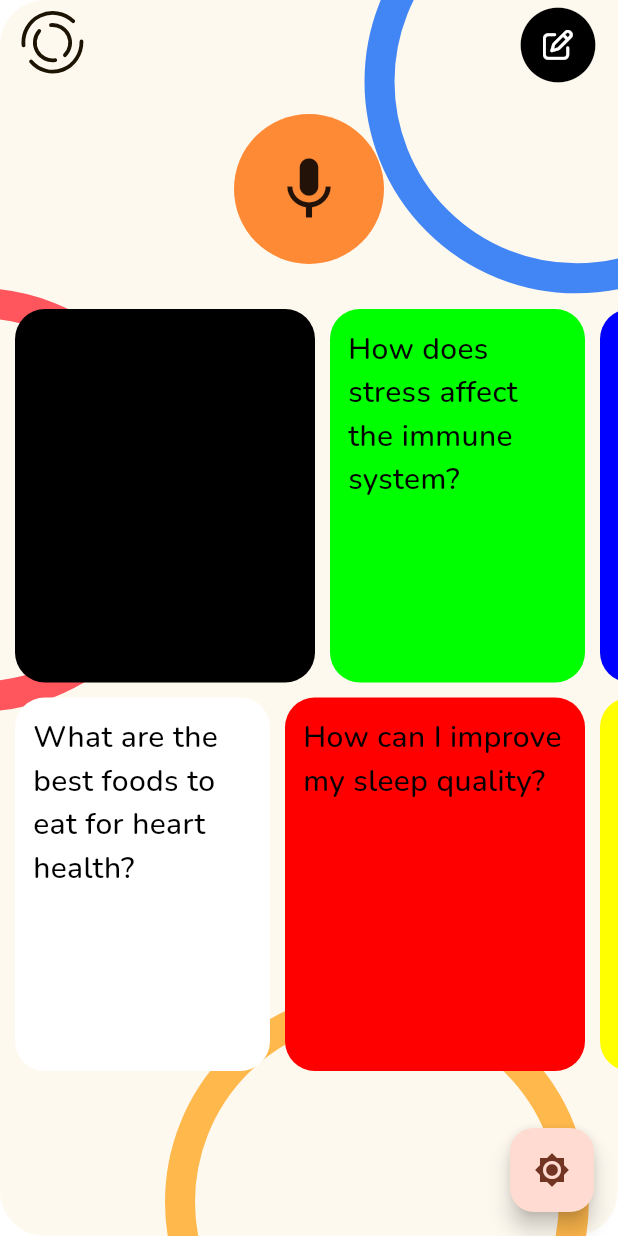
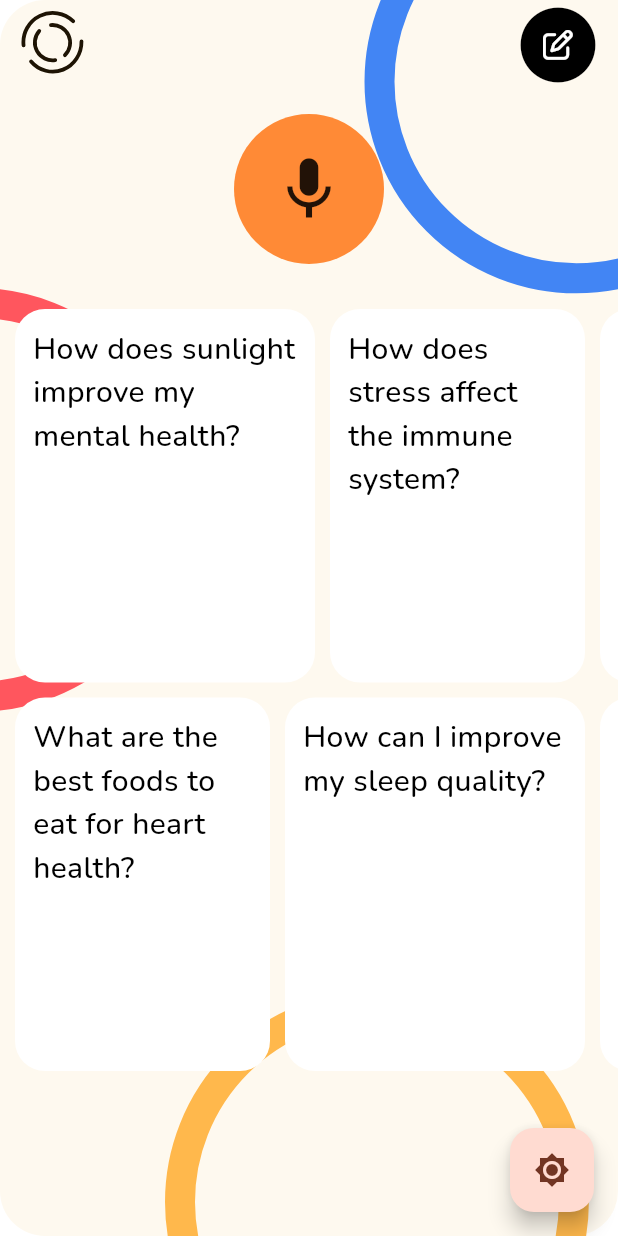
Before and after one commit to KhromeM/meddy, a Flutter app: the screen it shows once a user with an empty profile is signed in, after a tap on the "brightness 3" icon, on a phone screen of 412 x 824 dp. Run offline on Flutter 3.47's test engine with Material 3 defaults, Android fonts, the phone set to English and light mode, and no system bars; our stand-ins replace firebase_auth, firebase_core, flutter_markdown, flutter_riverpod, flutter_svg, font_awesome_flutter and 5 more; missing offline and left inert: jumping_dot, record; accounts and stored records are empty; network calls fail.

Commit message:
high contrast

```diff
--- a/mobile/lib/widgets/boxes.dart
+++ b/mobile/lib/widgets/boxes.dart
@@ -18,12 +18,12 @@ class Boxes extends StatelessWidget {
   ];
 
   static const List<Color> highContrastColors = [
-    Color(0xFF000000), // Black
     Color(0xFFFFFFFF), // White
-    Color(0xFFFF0000), // Red
-    Color(0xFF00FF00), // Green
-    Color(0xFF0000FF), // Blue
-    Color(0xFFFFFF00), // Yellow
+    Color(0xFFFFFFFF), // White
+    Color(0xFFFFFFFF), // White
+    Color(0xFFFFFFFF), // White
+    Color(0xFFFFFFFF), // White
+    Color(0xFFFFFFFF), // White
   ];
 
   const Boxes({
```
